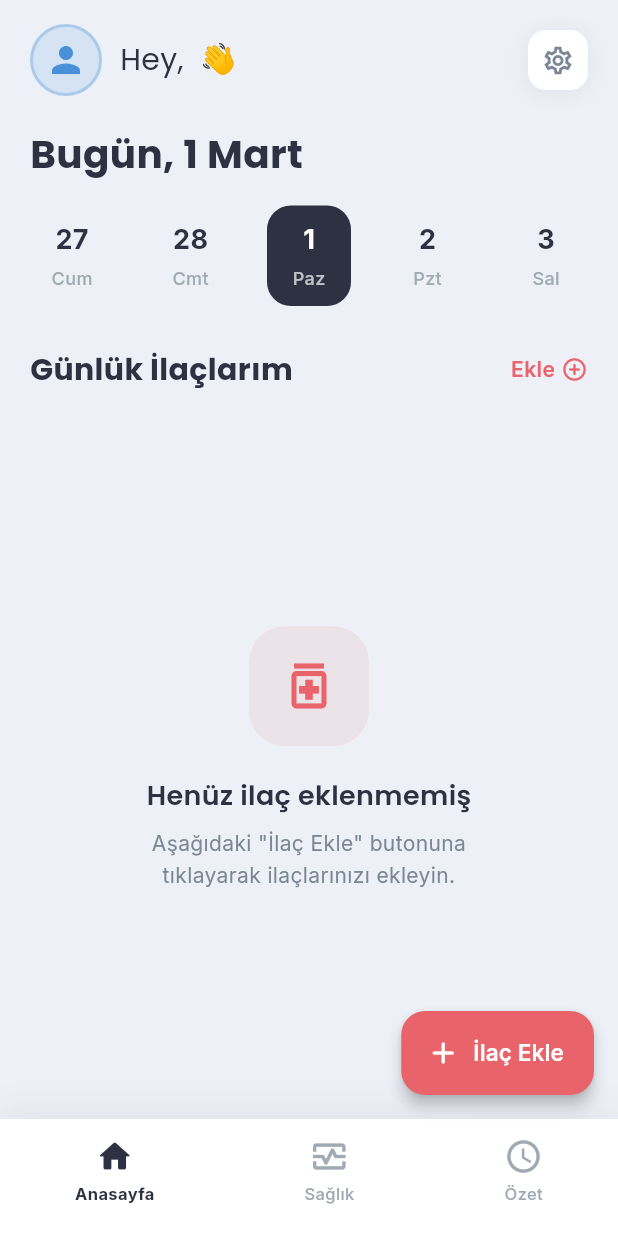
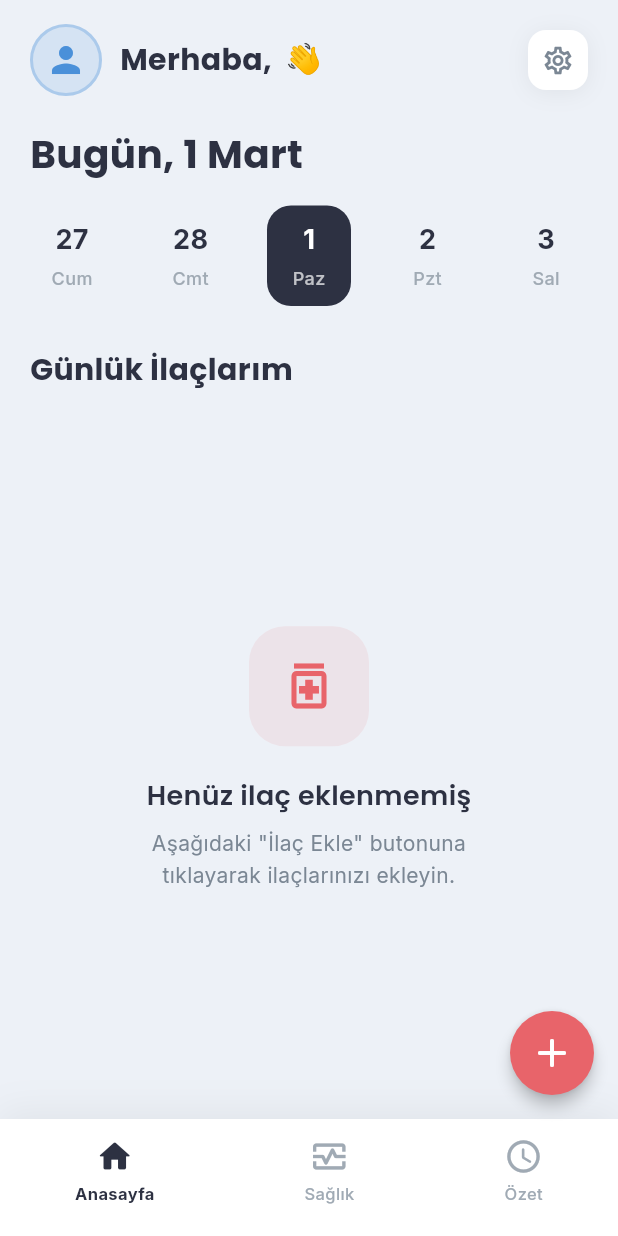
Before and after one commit to ertascagatay/ilac-dostu-ios, a Flutter app: the PatientHomeScreen screen opened directly with empty values, on a phone screen of 412 x 824 dp. Run offline on Flutter 3.47's test engine with Material 3 defaults, Android fonts, the light colour scheme and no system bars; our stand-ins replace cloud_firestore, firebase_auth, firebase_core, fl_chart, google_fonts, google_sign_in and 5 more; accounts and stored records are empty.

Commit message:
UI: Refactor Patient screen, clean header and modernize FAB

```diff
--- a/ilac_dostu/lib/screens/patient_home_screen.dart
+++ b/ilac_dostu/lib/screens/patient_home_screen.dart
@@ -430,18 +430,14 @@ class _PatientHomeScreenState extends State<PatientHomeScreen> {
           ],
         ),
       ),
+      floatingActionButtonLocation: FloatingActionButtonLocation.endFloat,
       floatingActionButton: _currentNavIndex == 0
-          ? FloatingActionButton.extended(
+          ? FloatingActionButton(
               onPressed: _showAddMedicationDialog,
               backgroundColor: PremiumColors.coralAccent,
-              foregroundColor: Colors.white,
               elevation: 4,
-              shape: RoundedRectangleBorder(borderRadius: BorderRadius.circular(16)),
-              icon: const Icon(Icons.add_rounded, size: 24),
-              label: Text(
-                'İlaç Ekle',
-                style: GoogleFonts.inter(fontSize: 15, fontWeight: FontWeight.w600),
-              ),
+              shape: const CircleBorder(),
+              child: const Icon(Icons.add_rounded, color: Colors.white, size: 32),
             )
           : null,
       bottomNavigationBar: _buildBottomNav(),
@@ -787,27 +783,12 @@ class _PatientHomeScreenState extends State<PatientHomeScreen> {
           ),
           const SizedBox(width: 12),
           Expanded(
-            child: Text.rich(
-              TextSpan(
-                children: [
-                  TextSpan(
-                    text: 'Hey, ',
-                    style: GoogleFonts.poppins(
-                      fontSize: 20,
-                      fontWeight: FontWeight.w400,
-                      color: PremiumColors.textPrimary,
-                    ),
-                  ),
-                  TextSpan(
-                    text: _userName,
-                    style: GoogleFonts.poppins(
-                      fontSize: 20,
-                      fontWeight: FontWeight.bold,
-                      color: PremiumColors.textPrimary,
-                    ),
-                  ),
-                  const TextSpan(text: ' 👋', style: TextStyle(fontSize: 20)),
-                ],
+            child: Text(
+              'Merhaba, $_userName 👋',
+              style: GoogleFonts.poppins(
+                fontSize: 20,
+                fontWeight: FontWeight.bold,
+                color: PremiumColors.textPrimary,
               ),
             ),
           ),
@@ -943,27 +924,6 @@ class _PatientHomeScreenState extends State<PatientHomeScreen> {
               color: PremiumColors.textPrimary,
             ),
           ),
-          GestureDetector(
-            onTap: _showAddMedicationDialog,
-            child: Row(
-              children: [
-                Text(
-                  'Ekle',
-                  style: GoogleFonts.inter(
-                    fontSize: 14,
-                    fontWeight: FontWeight.w600,
-                    color: PremiumColors.coralAccent,
-                  ),
-                ),
-                const SizedBox(width: 4),
-                const Icon(
-                  Icons.add_circle_outline_rounded,
-                  color: PremiumColors.coralAccent,
-                  size: 18,
-                ),
-              ],
-            ),
-          ),
         ],
       ),
     );
```
